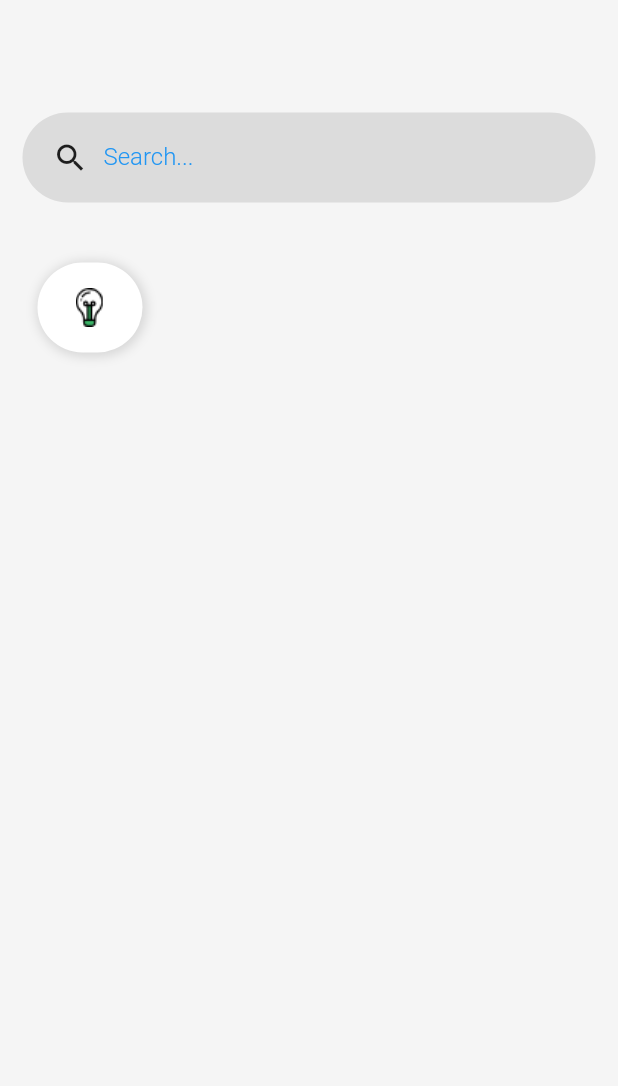
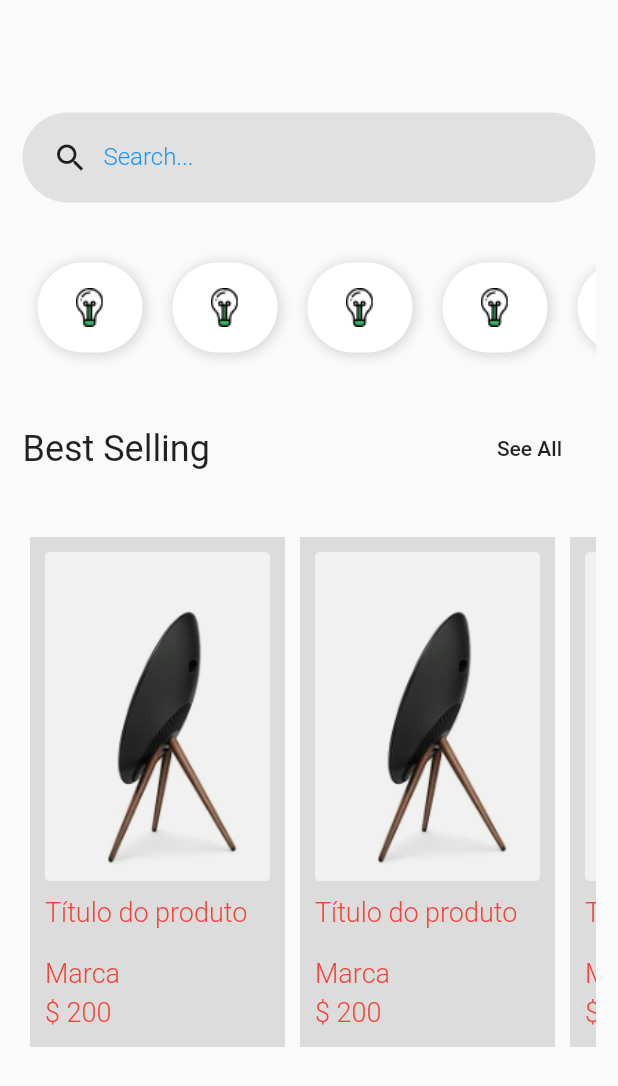
Before and after one commit to cadudias/balta_flutter_animations, a Flutter app: the screen it shows after launch, after a tap on "Sign In", on a phone screen of 412 x 824 dp. Shown: the top 1086 px of the screen. Run offline on Flutter 3.47's test engine with Material 2 defaults, Android fonts, the phone set to English and light mode, and no system bars.

Commit message:
adicionar pagina de produto e gesture detector na scroll view de produtos

```diff
--- a/lib/pages/home.page.dart
+++ b/lib/pages/home.page.dart
@@ -1,12 +1,13 @@
+import 'package:balta_flutter_animations/pages/product.page.dart';
 import 'package:flutter/material.dart';
 
 class HomePage extends StatelessWidget {
   @override
   Widget build(BuildContext context) {
     return Scaffold(
-      body: Container(
+      body: SingleChildScrollView(
         padding: EdgeInsets.all(15),
-        color: Color(0xFFF5F5F5),
+        //color: Color(0xFFF5F5F5),
         child: Column(
           crossAxisAlignment: CrossAxisAlignment.stretch,
           children: <Widget>[
@@ -20,7 +21,30 @@ class HomePage extends StatelessWidget {
             Container(
               height: 80,
               child: categoryList(),
-            )
+            ),
+            SizedBox(
+              height: 30,
+            ),
+            Row(
+              mainAxisAlignment: MainAxisAlignment.spaceBetween,
+              children: <Widget>[
+                Text(
+                  "Best Selling",
+                  style: Theme.of(context).textTheme.headline,
+                ),
+                FlatButton(
+                  child: Text("See All"),
+                  onPressed: () {},
+                )
+              ],
+            ),
+            SizedBox(
+              height: 30,
+            ),
+             Container(
+              height: 350,
+              child: productList(context),
+            ),
           ],
         ),
       ),
@@ -76,7 +100,12 @@ Widget categoryList()
     child: ListView(
       scrollDirection: Axis.horizontal,
       children: <Widget>[
-        categoryItem()
+        categoryItem(),
+        categoryItem(),
+        categoryItem(),
+        categoryItem(),
+        categoryItem(),
+        categoryItem(),
       ],
     ),
   );
@@ -106,3 +135,77 @@ Widget categoryItem()
     child: Image.asset("assets/Icon_Devices.png"),
   );
 }
+
+Widget productList(BuildContext context){
+  return Container(
+    child: ListView(
+      scrollDirection: Axis.horizontal,
+      children: <Widget>[
+        productItem(context),
+        productItem(context),
+        productItem(context),
+      ],
+    ),
+  );
+}
+
+Widget productItem(BuildContext context){
+  return Container(
+    padding: EdgeInsets.all(10),
+    margin: EdgeInsets.all(5),
+    width: 170,
+    color: Colors.black12,
+    child: Column(
+      crossAxisAlignment: CrossAxisAlignment.start, // alinha a esquerda
+      children: <Widget>[
+        GestureDetector(
+          onTap: () {
+            Navigator.push(
+              context,
+              MaterialPageRoute(
+                builder: (context) => ProductPage(),
+              )
+            );
+          },
+          child: Image.asset(
+            "assets/product-1.png",
+            width: 170,
+            fit: BoxFit.cover,
+          ),
+        ),
+        SizedBox(
+          height: 10,
+        ),
+        Container(
+          child: Text(
+            "Título do produto",
+            style: TextStyle(
+              fontSize: 18,
+              fontWeight: FontWeight.w300,
+            ),
+          ),
+        ),
+        SizedBox(
+          height: 20,
+        ),
+        Text(
+          "Marca",
+          style: TextStyle(
+            fontSize: 18,
+            fontWeight: FontWeight.w300,
+          ),
+        ),
+        SizedBox(
+          height: 5,
+        ),
+        Text(
+          "\$ 200",
+          style: TextStyle(
+            fontSize: 18,
+            fontWeight: FontWeight.w300,
+          ),
+        ),
+      ],
+    ),
+  );
+}
--- /dev/null
+++ b/lib/pages/product.page.dart
@@ -0,0 +1,15 @@
+import 'package:flutter/material.dart';
+
+class ProductPage extends StatelessWidget {
+  @override
+  Widget build(BuildContext context) {
+    return Scaffold(
+      body: Container(
+        color: Colors.blue,
+        child: Center(
+          child: Text("Detalhes do produto"),
+        ),
+      ),
+    );
+  }
+}
--- a/pubspec.yaml
+++ b/pubspec.yaml
@@ -74,3 +74,4 @@ flutter:
     - assets/facebook.png
     - assets/google.png
     - assets/Icon_Devices.png
+    - assets/product-1.png
```
